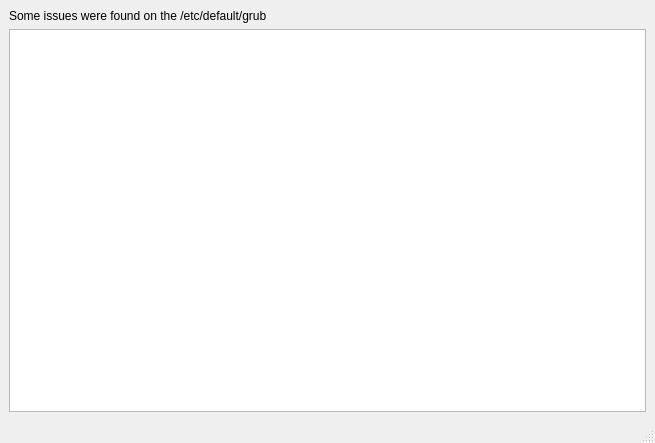
Before: the Qt Designer form issues.ui in Thenujan-0/grub-editor, drawn with Qt 5.
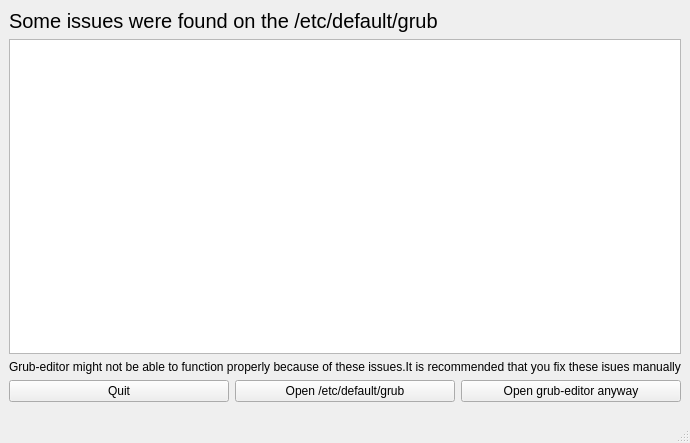
After: the same form once the commit is applied.

Commit message: windows open in center of the screen,Fixed  minor bugs in setValue , btn_create_snapshot_callback , add changes to snapshot works perfectly

Patch:
```diff
--- a/issues.ui
+++ b/issues.ui
@@ -19,6 +19,11 @@
      <layout class="QVBoxLayout" name="verticalLayout">
       <item>
        <widget class="QLabel" name="label">
+        <property name="font">
+         <font>
+          <pointsize>15</pointsize>
+         </font>
+        </property>
         <property name="text">
          <string>Some issues were found on the /etc/default/grub</string>
         </property>
@@ -27,6 +32,41 @@
       <item>
        <widget class="QListWidget" name="listWidget"/>
       </item>
+      <item>
+       <widget class="QLabel" name="label_2">
+        <property name="text">
+         <string>Grub-editor might not be able to function properly because of these issues.It is recommended that you fix these isues manually</string>
+        </property>
+       </widget>
+      </item>
+      <item>
+       <layout class="QHBoxLayout" name="horizontalLayout">
+        <property name="bottomMargin">
+         <number>10</number>
+        </property>
+        <item>
+         <widget class="QPushButton" name="btn_quit">
+          <property name="text">
+           <string>Quit</string>
+          </property>
+         </widget>
+        </item>
+        <item>
+         <widget class="QPushButton" name="btn_open_file">
+          <property name="text">
+           <string>Open /etc/default/grub</string>
+          </property>
+         </widget>
+        </item>
+        <item>
+         <widget class="QPushButton" name="btn_open_grubeditor">
+          <property name="text">
+           <string>Open grub-editor anyway</string>
+          </property>
+         </widget>
+        </item>
+       </layout>
+      </item>
      </layout>
     </item>
    </layout>
```
The commit also changes 1 other file.
